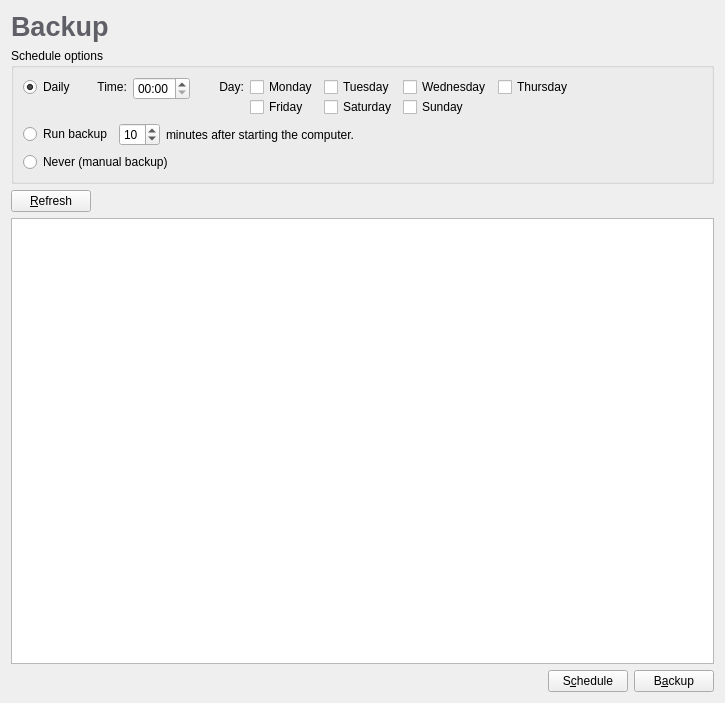
Qt form src/gui/backup_form.ui (stepping-stone/sepiola) before a commit.
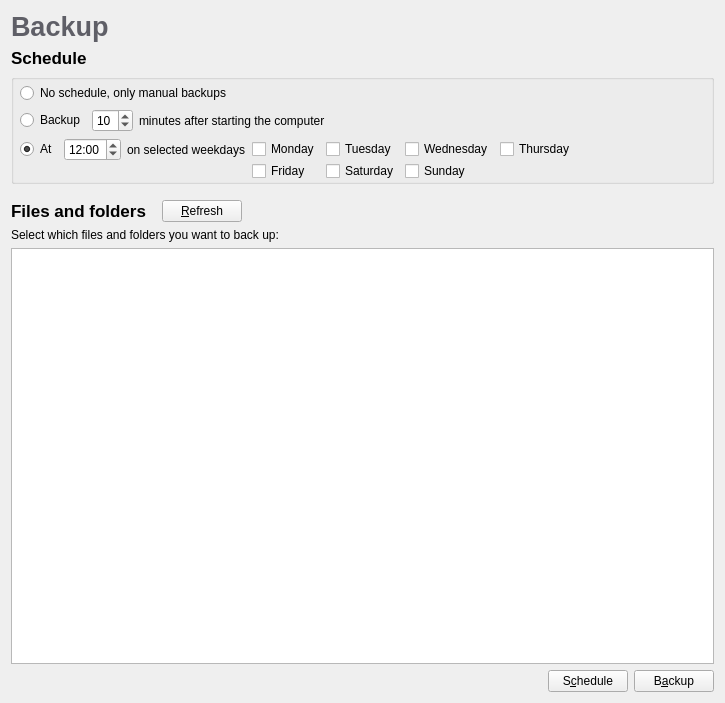
The same form after that commit.

Commit message: adapt scheduling-GUI to Mockup: disable unselected options, set default values

```diff
--- a/src/gui/backup_form.ui
+++ b/src/gui/backup_form.ui
@@ -46,130 +46,163 @@
     </layout>
    </item>
    <item>
-    <widget class="QGroupBox" name="groupBoxSchedule">
-     <property name="enabled">
-      <bool>true</bool>
+    <widget class="QLabel" name="labelTitleFilesAndFolders">
+     <property name="font">
+      <font>
+       <pointsize>13</pointsize>
+       <weight>75</weight>
+       <bold>true</bold>
+      </font>
      </property>
+     <property name="text">
+      <string>Schedule</string>
+     </property>
+    </widget>
+   </item>
+   <item>
+    <widget class="QGroupBox" name="groupBox">
      <property name="title">
-      <string>Schedule options</string>
+      <string/>
      </property>
      <layout class="QVBoxLayout">
+      <property name="spacing">
+       <number>6</number>
+      </property>
+      <property name="leftMargin">
+       <number>6</number>
+      </property>
+      <property name="topMargin">
+       <number>3</number>
+      </property>
+      <property name="rightMargin">
+       <number>6</number>
+      </property>
+      <property name="bottomMargin">
+       <number>0</number>
+      </property>
+      <item>
+       <widget class="QRadioButton" name="radioButtonNoSchedule">
+        <property name="text">
+         <string>No schedule, only manual backups</string>
+        </property>
+       </widget>
+      </item>
+      <item>
+       <layout class="QHBoxLayout">
+        <item>
+         <widget class="QRadioButton" name="radioButtonMinutesAfterBooting">
+          <property name="enabled">
+           <bool>true</bool>
+          </property>
+          <property name="text">
+           <string>Backup</string>
+          </property>
+         </widget>
+        </item>
+        <item>
+         <widget class="QSpinBox" name="spinBoxMinutesAfterBooting">
+          <property name="value">
+           <number>10</number>
+          </property>
+         </widget>
+        </item>
+        <item>
+         <widget class="QLabel" name="label123">
+          <property name="text">
+           <string>minutes after starting the computer</string>
+          </property>
+         </widget>
+        </item>
+        <item>
+         <spacer name="horizontalSpacer_2">
+          <property name="orientation">
+           <enum>Qt::Horizontal</enum>
+          </property>
+          <property name="sizeHint" stdset="0">
+           <size>
+            <width>40</width>
+            <height>20</height>
+           </size>
+          </property>
+         </spacer>
+        </item>
+       </layout>
+      </item>
       <item>
        <layout class="QGridLayout">
         <property name="verticalSpacing">
          <number>0</number>
         </property>
+        <property name="topMargin">
+         <number>0</number>
+        </property>
         <item row="0" column="0">
          <widget class="QRadioButton" name="radioButtonDaily">
           <property name="text">
-           <string>Daily</string>
+           <string>At</string>
           </property>
           <property name="checked">
            <bool>true</bool>
           </property>
          </widget>
         </item>
-        <item row="0" column="1">
-         <widget class="QLabel" name="labelTime">
-          <property name="text">
-           <string>     Time:</string>
-          </property>
-         </widget>
-        </item>
-        <item row="0" column="2" rowspan="2">
-         <layout class="QVBoxLayout">
-          <item>
-           <widget class="QTimeEdit" name="timeEditTime">
-            <property name="sizePolicy">
-             <sizepolicy hsizetype="Minimum" vsizetype="Preferred">
-              <horstretch>0</horstretch>
-              <verstretch>0</verstretch>
-             </sizepolicy>
-            </property>
-            <property name="displayFormat">
-             <string>hh:mm</string>
-            </property>
-            <property name="time">
-             <time>
-              <hour>0</hour>
-              <minute>0</minute>
-              <second>0</second>
-             </time>
-            </property>
-           </widget>
-          </item>
-          <item>
-           <spacer name="verticalSpacer">
-            <property name="orientation">
-             <enum>Qt::Vertical</enum>
-            </property>
-            <property name="sizeHint" stdset="0">
-             <size>
-              <width>40</width>
-              <height>20</height>
-             </size>
-            </property>
-           </spacer>
-          </item>
-         </layout>
-        </item>
-        <item row="0" column="3">
+        <item row="0" column="2">
          <widget class="QLabel" name="labelDate">
           <property name="text">
-           <string>       Day:</string>
+           <string>on selected weekdays</string>
           </property>
          </widget>
         </item>
-        <item row="0" column="4">
+        <item row="0" column="3">
          <widget class="QCheckBox" name="checkBoxMonday">
           <property name="text">
            <string>Monday</string>
           </property>
          </widget>
         </item>
-        <item row="1" column="5">
+        <item row="1" column="4">
          <widget class="QCheckBox" name="checkBoxSaturday">
           <property name="text">
            <string>Saturday</string>
           </property>
          </widget>
         </item>
-        <item row="0" column="5">
+        <item row="0" column="4">
          <widget class="QCheckBox" name="checkBoxTuesday">
           <property name="text">
            <string>Tuesday</string>
           </property>
          </widget>
         </item>
-        <item row="0" column="6">
+        <item row="0" column="5">
          <widget class="QCheckBox" name="checkBoxWednesday">
           <property name="text">
            <string>Wednesday</string>
           </property>
          </widget>
         </item>
-        <item row="0" column="7">
+        <item row="0" column="6">
          <widget class="QCheckBox" name="checkBoxThursday">
           <property name="text">
            <string>Thursday</string>
           </property>
          </widget>
         </item>
-        <item row="1" column="4">
+        <item row="1" column="3">
          <widget class="QCheckBox" name="checkBoxFriday">
           <property name="text">
            <string>Friday</string>
           </property>
          </widget>
         </item>
-        <item row="1" column="6">
+        <item row="1" column="5">
          <widget class="QCheckBox" name="checkBoxSunday">
           <property name="text">
            <string>Sunday</string>
           </property>
          </widget>
         </item>
-        <item row="1" column="7">
+        <item row="1" column="6">
          <spacer name="horizontalSpacer">
           <property name="orientation">
            <enum>Qt::Horizontal</enum>
@@ -182,65 +215,83 @@
           </property>
          </spacer>
         </item>
-       </layout>
-      </item>
-      <item>
-       <layout class="QHBoxLayout">
-        <item>
-         <widget class="QRadioButton" name="radioButtonMinutesAfterBooting">
-          <property name="enabled">
-           <bool>true</bool>
+        <item row="0" column="1">
+         <widget class="QTimeEdit" name="timeEditTime">
+          <property name="sizePolicy">
+           <sizepolicy hsizetype="Minimum" vsizetype="Preferred">
+            <horstretch>0</horstretch>
+            <verstretch>0</verstretch>
+           </sizepolicy>
           </property>
-          <property name="text">
-           <string>Run backup</string>
+          <property name="displayFormat">
+           <string>hh:mm</string>
           </property>
-         </widget>
-        </item>
-        <item>
-         <widget class="QSpinBox" name="spinBoxMinutesAfterBooting">
-          <property name="value">
-           <number>10</number>
+          <property name="time">
+           <time>
+            <hour>12</hour>
+            <minute>0</minute>
+            <second>0</second>
+           </time>
           </property>
          </widget>
         </item>
-        <item>
-         <widget class="QLabel" name="label">
-          <property name="text">
-           <string>minutes after starting the computer.</string>
-          </property>
-         </widget>
-        </item>
-        <item>
-         <spacer name="horizontalSpacer_2">
-          <property name="orientation">
-           <enum>Qt::Horizontal</enum>
-          </property>
-          <property name="sizeHint" stdset="0">
-           <size>
-            <width>40</width>
-            <height>20</height>
-           </size>
-          </property>
-         </spacer>
-        </item>
        </layout>
       </item>
-      <item>
-       <widget class="QRadioButton" name="radioButtonNoSchedule">
-        <property name="text">
-         <string>Never (manual backup)</string>
-        </property>
-       </widget>
-      </item>
      </layout>
      <zorder>radioButtonNoSchedule</zorder>
      <zorder></zorder>
     </widget>
    </item>
+   <item>
+    <spacer name="verticalSpacer">
+     <property name="orientation">
+      <enum>Qt::Vertical</enum>
+     </property>
+     <property name="sizeType">
+      <enum>QSizePolicy::Fixed</enum>
+     </property>
+     <property name="sizeHint" stdset="0">
+      <size>
+       <width>20</width>
+       <height>10</height>
+      </size>
+     </property>
+    </spacer>
+   </item>
    <item>
     <layout class="QVBoxLayout">
      <item>
       <layout class="QHBoxLayout">
+       <item>
+        <widget class="QLabel" name="labelTitleFilesAndFolders">
+         <property name="font">
+          <font>
+           <pointsize>13</pointsize>
+           <weight>75</weight>
+           <bold>true</bold>
+          </font>
+         </property>
+         <property name="text">
+          <string>Files and folders</string>
+         </property>
+        </widget>
+       </item>
+       <item>
+        <spacer name="horizontalSpacer_3">
+         <property name="orientation">
+          <enum>Qt::Horizontal</enum>
+         </property>
+         <property name="sizeType">
+          <enum>QSizePolicy::Fixed</enum>
+         </property>
+         <property name="sizeHint" stdset="0">
+          <size>
+           <width>10</width>
+           <height>20</height>
+          </size>
+         </property>
+        </spacer>
+       </item>
        <item>
         <widget class="QPushButton" name="btnRefresh">
          <property name="text">
@@ -263,6 +314,13 @@
        </item>
       </layout>
      </item>
+     <item>
+      <widget class="QLabel" name="labelTitleFilesAndFolders">
+       <property name="text">
+        <string>Select which files and folders you want to back up:</string>
+       </property>
+      </widget>
+     </item>
      <item>
       <widget class="QTreeView" name="treeView"/>
      </item>
```
Left out of the diff: 2 changed lines with no effect on the pictures. The commit also changes 2 other files.
